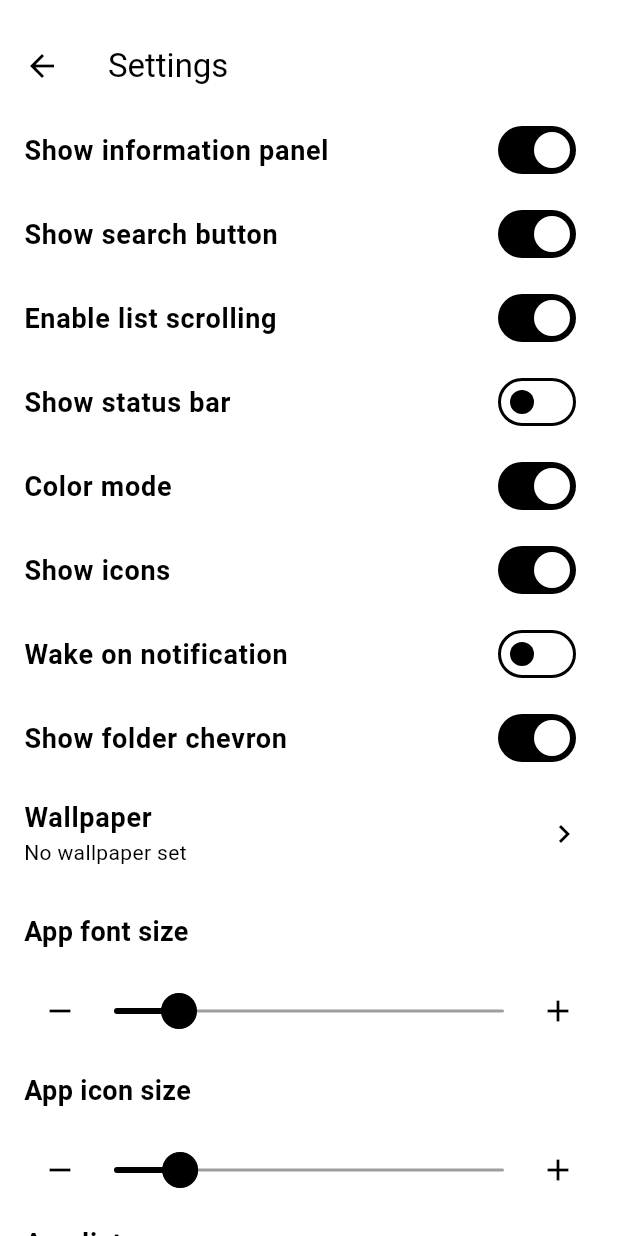
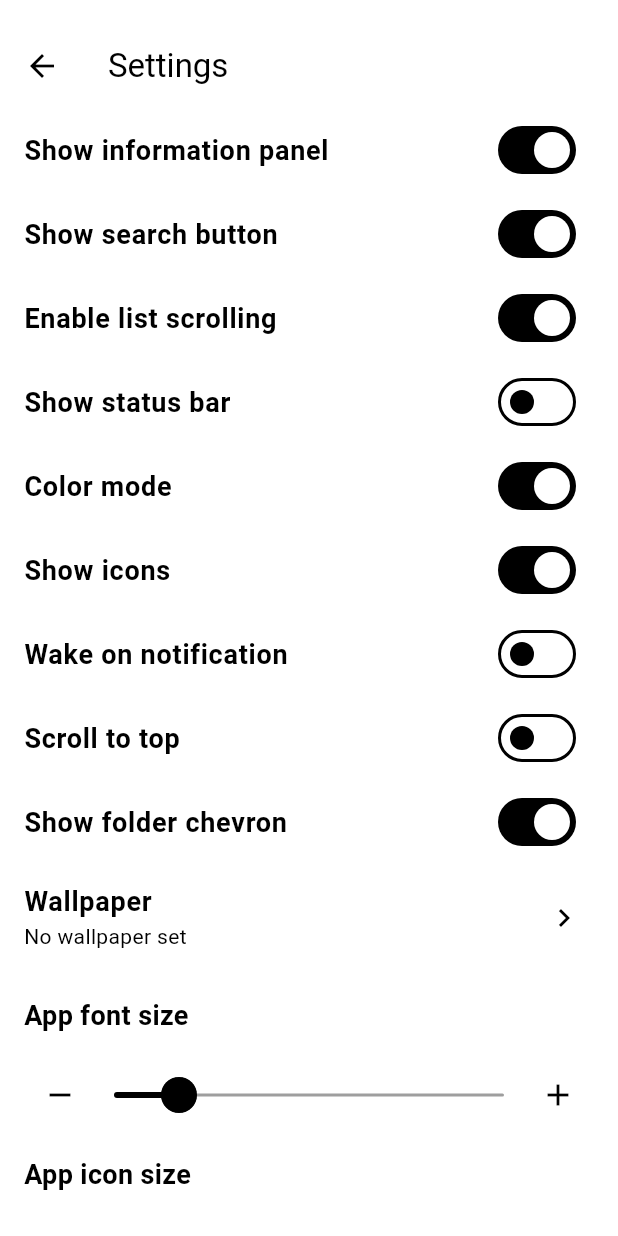
Before and after one commit to ruditimmermans/think-launcher-flutter, a Flutter app: the SettingsScreen screen opened directly with empty values, after a tap on the "remove" icon, on a phone screen of 412 x 824 dp. Run offline on Flutter 3.47's test engine with Material 3 defaults, Android fonts, the light colour scheme and no system bars; our stand-ins replace battery_plus, file_picker, geolocator, image_picker, palette_generator, shared_preferences; missing offline and left inert: android_intent_plus, installed_apps, notification_listener_service; accounts and stored records are empty; statements that could not run were skipped.

Commit message:
version: - 1.13.0 - Added scroll to top option

```diff
--- a/lib/l10n/app_en.arb
+++ b/lib/l10n/app_en.arb
@@ -449,6 +449,9 @@
   "wallpaperBlur": "Wallpaper blur",
   "@wallpaperBlur": { "description": "Label for wallpaper blur slider" },
 
+  "scrollToTop": "Scroll to top",
+  "@scrollToTop": { "description": "Label for Scroll to top" },
+
   "exportSettings": "Export settings",
   "@exportSettings": { "description": "Title for export settings tile" },
 
--- a/lib/l10n/app_localizations.dart
+++ b/lib/l10n/app_localizations.dart
@@ -599,6 +599,12 @@ abstract class AppLocalizations {
   /// **'Wallpaper blur'**
   String get wallpaperBlur;
 
+  /// Label for Scroll to top
+  ///
+  /// In en, this message translates to:
+  /// **'Scroll to top'**
+  String get scrollToTop;
+
   /// Title for export settings tile
   ///
   /// In en, this message translates to:
--- a/lib/l10n/app_localizations_en.dart
+++ b/lib/l10n/app_localizations_en.dart
@@ -275,6 +275,9 @@ class AppLocalizationsEn extends AppLocalizations {
   String get wallpaperBlur => 'Wallpaper blur';
 
   @override
+  String get scrollToTop => 'Scroll to top';
+
+  @override
   String get exportSettings => 'Export settings';
 
   @override
--- a/lib/l10n/app_localizations_nl.dart
+++ b/lib/l10n/app_localizations_nl.dart
@@ -275,6 +275,9 @@ class AppLocalizationsNl extends AppLocalizations {
   String get wallpaperBlur => 'Achtergrond vervagen';
 
   @override
+  String get scrollToTop => 'Naar boven scrollen';
+
+  @override
   String get exportSettings => 'Instellingen exporteren';
 
   @override
--- a/lib/l10n/app_nl.arb
+++ b/lib/l10n/app_nl.arb
@@ -449,6 +449,9 @@
   "wallpaperBlur": "Achtergrond vervagen",
   "@wallpaperBlur": { "description": "Label voor schuifregelaar voor achtergrondvervaging" },
 
+  "scrollToTop": "Naar boven scrollen",
+  "@scrollToTop": { "description": "Label for Scroll to top" },
+
   "exportSettings": "Instellingen exporteren",
   "@exportSettings": { "description": "Titel voor tegel instellingen exporteren" },
 
--- a/lib/screens/settings_screen.dart
+++ b/lib/screens/settings_screen.dart
@@ -32,6 +32,7 @@ class _SettingsScreenState extends State<SettingsScreen> {
   bool showFolderChevron = true;
   bool colorMode = true;
   bool wakeOnNotification = false;
+  bool scrollToTop = false;
   List<String> selectedApps = [];
   bool isLoading = false;
   String? errorMessage;
@@ -55,6 +56,7 @@ class _SettingsScreenState extends State<SettingsScreen> {
       showFolderChevron = widget.prefs.getBool('showFolderChevron') ?? true;
       colorMode = widget.prefs.getBool('colorMode') ?? true;
       wakeOnNotification = widget.prefs.getBool('wakeOnNotification') ?? false;
+      scrollToTop = widget.prefs.getBool('scrollToTop') ?? false;
       selectedApps = widget.prefs.getStringList('selectedApps') ?? [];
       wallpaperPath = widget.prefs.getString('wallpaperPath');
       wallpaperBlur = wallpaperPath == null
@@ -82,6 +84,7 @@ class _SettingsScreenState extends State<SettingsScreen> {
       await widget.prefs.setBool('showFolderChevron', showFolderChevron);
       await widget.prefs.setBool('colorMode', colorMode);
       await widget.prefs.setBool('wakeOnNotification', wakeOnNotification);
+      await widget.prefs.setBool('scrollToTop', scrollToTop);
       await widget.prefs.setStringList('selectedApps', selectedApps);
       if (wallpaperPath == null) {
         await widget.prefs.remove('wallpaperPath');
@@ -169,6 +172,7 @@ class _SettingsScreenState extends State<SettingsScreen> {
         'showIcons': prefs.getBool('showIcons') ?? true,
         'colorMode': prefs.getBool('colorMode') ?? true,
         'wakeOnNotification': prefs.getBool('wakeOnNotification') ?? false,
+        'scrollToTop': prefs.getBool('scrollToTop') ?? false,
         'appFontSize': prefs.getDouble('appFontSize') ?? 18.0,
         'appIconSize': prefs.getDouble('appIconSize') ?? 35.0,
         'selectedApps': prefs.getStringList('selectedApps') ?? <String>[],
@@ -324,6 +328,11 @@ class _SettingsScreenState extends State<SettingsScreen> {
       final bool? vWakeOnNotification = getBoolOrNull('wakeOnNotification');
       if (vWakeOnNotification != null) {
         await prefs.setBool('wakeOnNotification', vWakeOnNotification);
+      }
+
+      final bool? vScrollToTop = getBoolOrNull('scrollToTop');
+      if (vScrollToTop != null) {
+        await prefs.setBool('scrollToTop', vScrollToTop);
       }
 
       final double? vAppFontSize = getDoubleOrNull('appFontSize');
@@ -527,6 +536,24 @@ class _SettingsScreenState extends State<SettingsScreen> {
                         onChanged: (value) {
                           setState(() {
                             wakeOnNotification = value;
+                          });
+                          _saveSettings();
+                        },
+                      ),
+
+                      // 7b. Scroll to top on folder close
+                      SwitchListTile(
+                        title: Text(
+                          AppLocalizations.of(context)!.scrollToTop,
+                          style: const TextStyle(
+                            fontSize: 18,
+                            fontWeight: FontWeight.bold,
+                          ),
+                        ),
+                        value: scrollToTop,
+                        onChanged: (value) {
+                          setState(() {
+                            scrollToTop = value;
                           });
                           _saveSettings();
                         },
--- a/pubspec.yaml
+++ b/pubspec.yaml
@@ -1,7 +1,7 @@
 name: think_launcher
 description: A minimalist launcher for E-Ink screens
 publish_to: 'none'
-version: 1.12.0
+version: 1.13.0
 
 environment:
   sdk: '>=3.0.0 <4.0.0'
```
Also changed, not shown: lib/screens/main_screen.dart (+16 -0 lines), assets/settings_screen.png.
